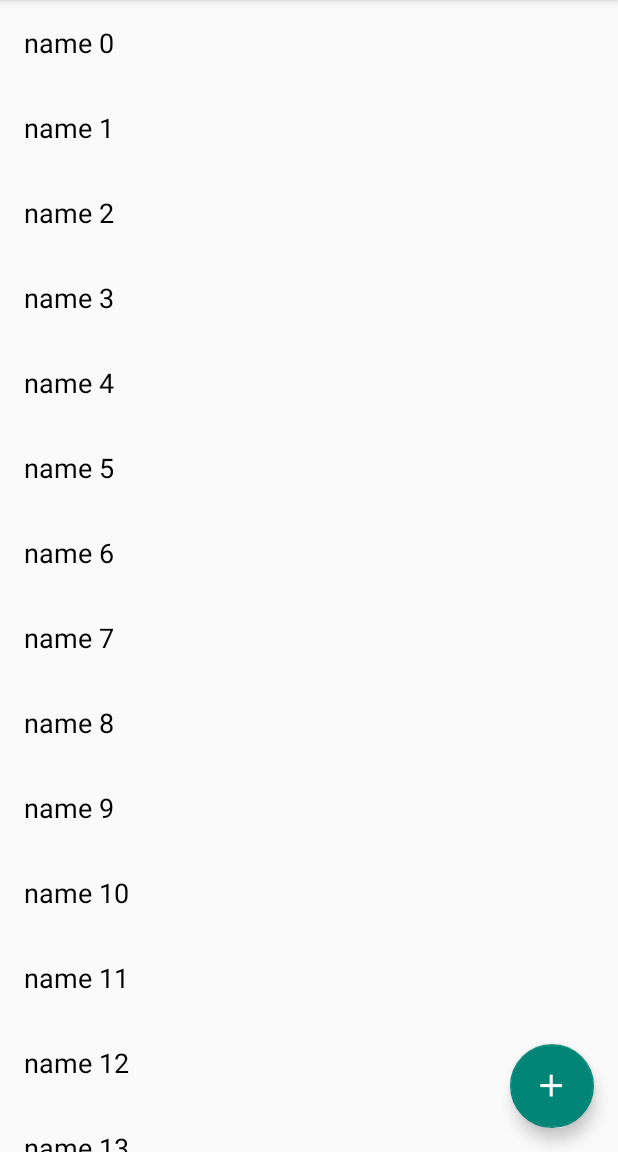
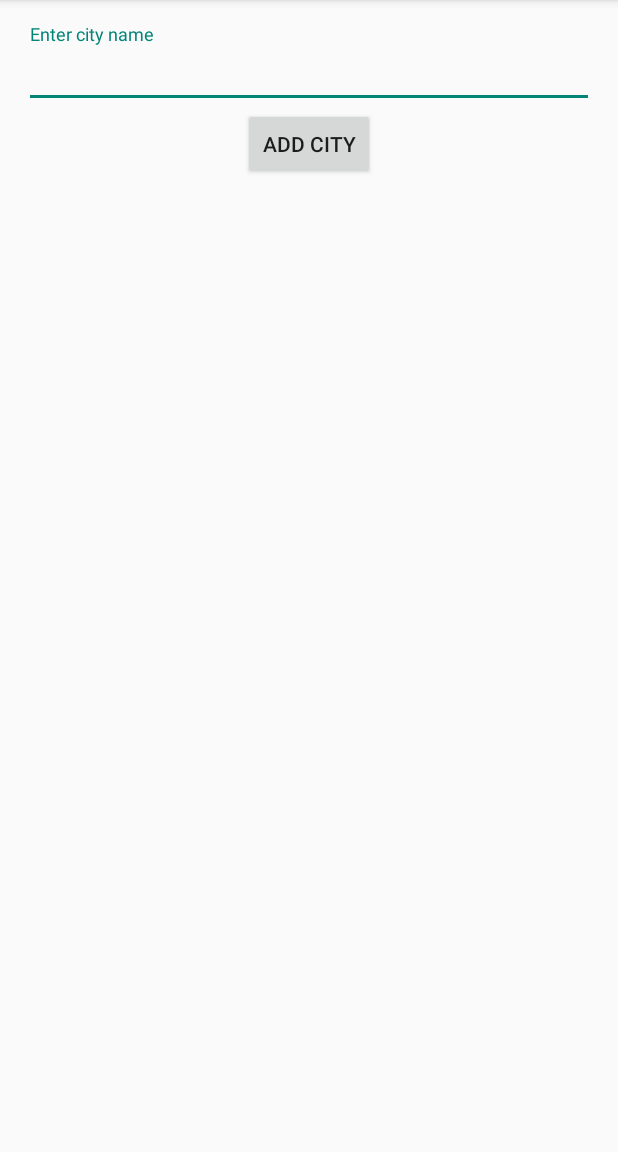
Before and after one commit to krsteforpoviolab/PovioLabTest, an Android app: the screen it shows after launch (CitiesActivity before the commit, AddCityActivity after it), after a tap on an icon or button, on a phone screen of 412 x 824 dp, the part 84-1236 px from its top. Run offline under Robolectric (Android 15) with nearby library versions, the phone set to English and light mode, and no system bars.

Commit message:
Connect CitiesActiviy and AddCityActivity

```diff
--- a/app/src/main/java/com/poviolab/poviolabtest/activities/AddCityActivity.java
+++ b/app/src/main/java/com/poviolab/poviolabtest/activities/AddCityActivity.java
@@ -1,16 +1,27 @@
 package com.poviolab.poviolabtest.activities;
 
+import android.content.Context;
+import android.content.Intent;
 import android.os.Bundle;
 import android.support.v7.app.AppCompatActivity;
 import android.view.View;
 import android.widget.Button;
+import android.widget.EditText;
 
 import com.poviolab.poviolabtest.R;
+import com.poviolab.poviolabtest.model.City;
+import com.poviolab.poviolabtest.model.CityLab;
 
 public class AddCityActivity extends AppCompatActivity {
 
 
     private Button mAddCityButton;
+
+    public static Intent newIntent(Context c) {
+        Intent i = new Intent(c, AddCityActivity.class);
+        i.addFlags(Intent.FLAG_ACTIVITY_NEW_TASK);
+        return i;
+    }
 
     @Override
     protected void onCreate(Bundle savedInstanceState) {
@@ -22,6 +33,12 @@ public class AddCityActivity extends AppCompatActivity {
             @Override
             public void onClick(View view) {
 
+                City city = new City();
+                city.setName(((EditText) findViewById(R.id.input_city_edit_text)).getText().toString());
+
+                CityLab cityLab = CityLab.get(AddCityActivity.this.getApplicationContext());
+                cityLab.addCity(city);
+
                 finish();
             }
         });
--- a/app/src/main/java/com/poviolab/poviolabtest/activities/CitiesActivity.java
+++ b/app/src/main/java/com/poviolab/poviolabtest/activities/CitiesActivity.java
@@ -1,5 +1,6 @@
 package com.poviolab.poviolabtest.activities;
 
+import android.content.Intent;
 import android.os.Bundle;
 import android.support.design.widget.FloatingActionButton;
 import android.support.v7.app.AppCompatActivity;
@@ -35,17 +36,17 @@ public class CitiesActivity extends AppCompatActivity {
         fab.setOnClickListener(new View.OnClickListener() {
             @Override
             public void onClick(View view) {
-
+                Intent i = AddCityActivity.newIntent(CitiesActivity.this);
+                startActivity(i);
             }
         });
 
         //add some dummy data
         CityLab cityLab = CityLab.get(CitiesActivity.this.getApplicationContext());
-        for (int i=0; i<100;i++){
-            City c=new City();
-            c.setName("name "+i);
+        for (int i = 0; i < 100; i++) {
+            City c = new City();
+            c.setName("name " + i);
             cityLab.addCity(c);
-
         }
 
         updateUI();
@@ -70,4 +71,9 @@ public class CitiesActivity extends AppCompatActivity {
         }
     }
 
+    @Override
+    protected void onResume() {
+        super.onResume();
+        updateUI();
+    }
 }
```
Also changed, not shown: app/src/main/AndroidManifest.xml (+13 -3 lines), app/src/main/java/com/poviolab/poviolabtest/CitiesActivity.java (deleted, +0 -14 lines), app/src/main/java/com/poviolab/poviolabtest/MainActivity.java (deleted, +0 -37 lines).
